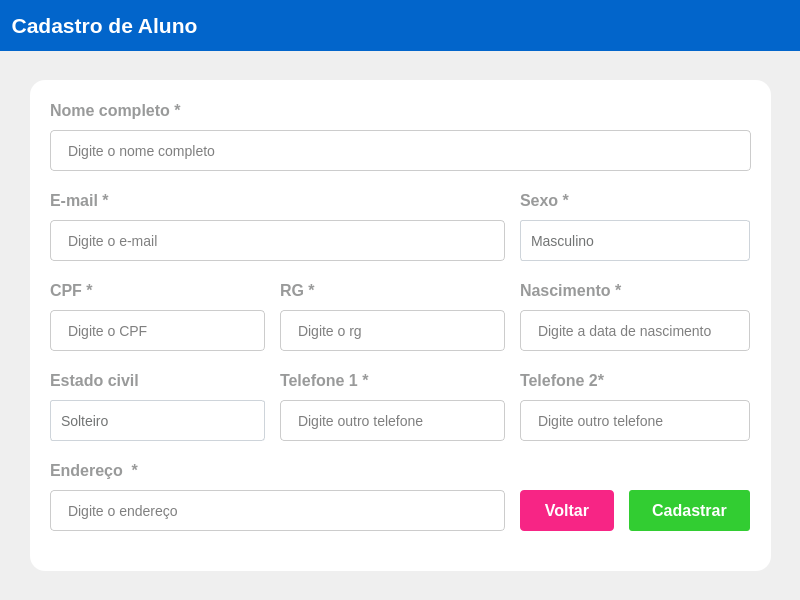
First picture: the form in gui/register_student.ui, repository Theus021/cadastro_de_alunos, before the edit.
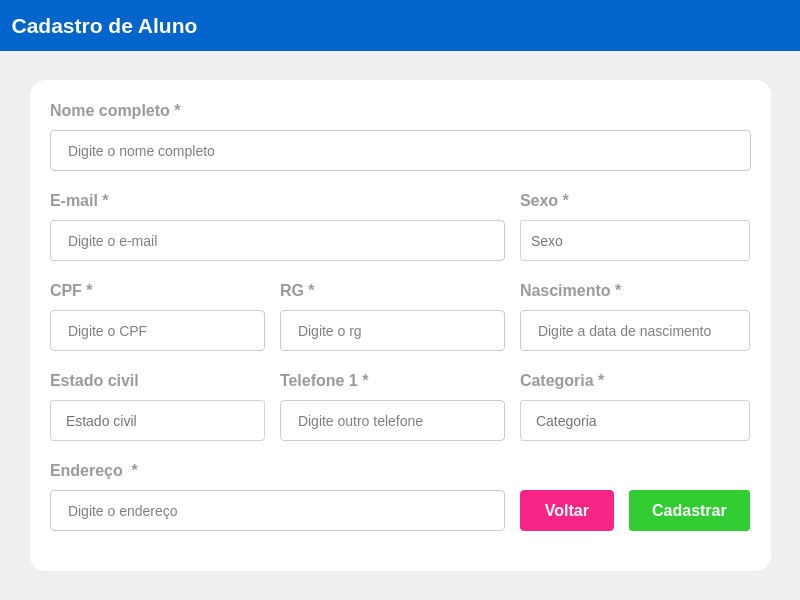
Second picture: the form after the edit. Icons and pictures are not drawn.

Patch:
```diff
--- a/gui/register_student.ui
+++ b/gui/register_student.ui
@@ -237,7 +237,7 @@
      <string notr="true">QComboBox{
 border: 1px solid #ced4da;
 border-radius: 3px;
-padding-left:10px;
+padding-left:15px;
 background: #fff;
 transition: border 0.2s ease-in-out;
 color: #727474;
@@ -249,7 +249,7 @@
 }
 
 QComboBox::down-arrow{
-image: url(:/principal/icons8-seta-para-expandir-15.png);
+image: url(:/principal/icon_seta_drop.png);
 width: 12px;
 height:12px;
 margin-right: 15px;
@@ -278,6 +278,11 @@
 background-color: #1e90ff;
  }</string>
     </property>
+    <item>
+     <property name="text">
+      <string>Estado civil</string>
+     </property>
+    </item>
     <item>
      <property name="text">
       <string>Solteiro</string>
@@ -430,6 +435,11 @@
 background-color: #1e90ff;
  }</string>
     </property>
+    <item>
+     <property name="text">
+      <string>Sexo</string>
+     </property>
+    </item>
     <item>
      <property name="text">
       <string>Masculino</string>
@@ -547,7 +557,7 @@
      <string>Digite o rg</string>
     </property>
    </widget>
-   <widget class="QLabel" name="tel_text_input">
+   <widget class="QLabel" name="categoria_input">
     <property name="geometry">
      <rect>
       <x>490</x>
@@ -570,34 +580,7 @@
  font-weight: 600;}</string>
     </property>
     <property name="text">
-     <string>Telefone 2*</string>
-    </property>
-   </widget>
-   <widget class="QLineEdit" name="tel2_input">
-    <property name="geometry">
-     <rect>
-      <x>490</x>
-      <y>320</y>
-      <width>230</width>
-      <height>41</height>
-     </rect>
-    </property>
-    <property name="styleSheet">
-     <string notr="true">QLineEdit{
-font-size:14px;
-background: #FFFFFF;
-border: 1px solid #ccc;
-padding-left:15px;
-border-radius: 4px;
-transition: border 0.2s ease-in-out;
-}
-
-QLineEdit:focus{
-border: 2px solid #c2dbfe
-}</string>
-    </property>
-    <property name="placeholderText">
-     <string>Digite outro telefone</string>
+     <string>Categoria *</string>
     </property>
    </widget>
    <widget class="QPushButton" name="cadastrar_button">
@@ -754,6 +737,76 @@
      <string>Digite outro telefone</string>
     </property>
    </widget>
+   <widget class="QComboBox" name="estadoC_comboB_2">
+    <property name="geometry">
+     <rect>
+      <x>490</x>
+      <y>320</y>
+      <width>230</width>
+      <height>41</height>
+     </rect>
+    </property>
+    <property name="styleSheet">
+     <string notr="true">QComboBox{
+border: 1px solid #ced4da;
+border-radius: 3px;
+padding-left:15px;
+background: #fff;
+transition: border 0.2s ease-in-out;
+color: #727474;
+font-size: 14px;
+}
+
+QComboBox::drop-down{
+border: 0px
+}
+
+QComboBox::down-arrow{
+image: url(:/principal/icon_seta_drop.png);
+width: 12px;
+height:12px;
+margin-right: 15px;
+}
+
+QComboBox:on{
+border: 2px solid #c2dbfe;
+}
+
+QComboBox QListView {
+font-size: 12px;
+background-color: #fff;
+outline: 0px;
+}
+
+QComboBox QListView::item {
+padding-left: 10px;
+background-color: #fff;
+}
+
+QComboBox QListView::item:hover {
+ background-color: #1e90ff;
+ }
+
+QComboBox QListView::item:selected {
+background-color: #1e90ff;
+ }</string>
+    </property>
+    <item>
+     <property name="text">
+      <string>Categoria</string>
+     </property>
+    </item>
+    <item>
+     <property name="text">
+      <string>Professor</string>
+     </property>
+    </item>
+    <item>
+     <property name="text">
+      <string>Aluno</string>
+     </property>
+    </item>
+   </widget>
    <zorder>email_text_input</zorder>
    <zorder>nomeC_text_input</zorder>
    <zorder>nome_input</zorder>
@@ -770,12 +823,12 @@
    <zorder>nasc_input</zorder>
    <zorder>rg_text_input</zorder>
    <zorder>nasc_input_2</zorder>
-   <zorder>tel_text_input</zorder>
-   <zorder>tel2_input</zorder>
+   <zorder>categoria_input</zorder>
    <zorder>cadastrar_button</zorder>
    <zorder>voltar_button</zorder>
    <zorder>tel1_text_input_2</zorder>
    <zorder>tel1_input_2</zorder>
+   <zorder>estadoC_comboB_2</zorder>
   </widget>
   <widget class="QWidget" name="widget" native="true">
    <property name="geometry">
```
Left out of the diff: 3 changed lines with no effect on the pictures.
